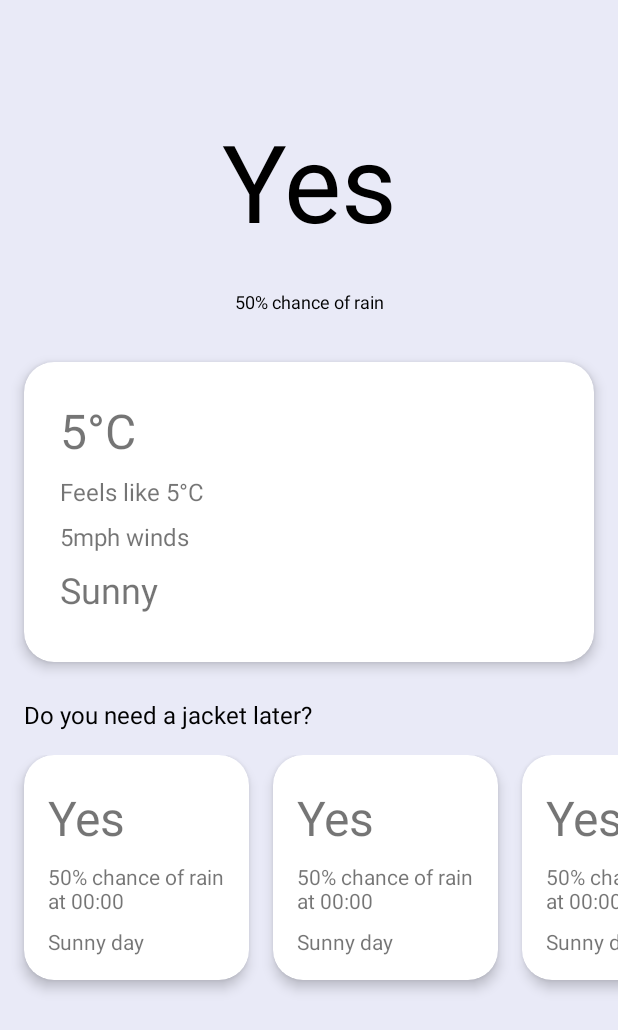
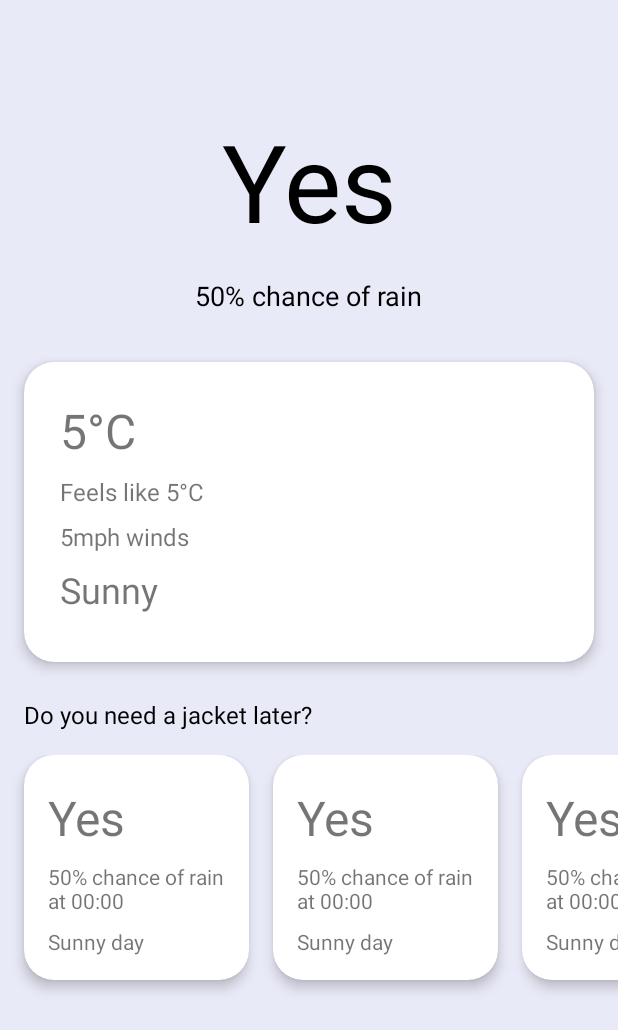
Before and after one commit to zrgr/WeatherApp, an Android app: the layout fragment_jacket.xml on its own in the app's theme, with its tools: preview values and no code run, on a phone screen of 412 x 824 dp. Shown: the top 1030 px of the screen. Run offline under Robolectric (Android 15) with nearby library versions, the phone set to English and light mode, and no system bars; plain views replace WeatherView.

Commit message:
Changed chance of rain text size

```diff
--- a/app/src/main/res/layout/fragment_jacket.xml
+++ b/app/src/main/res/layout/fragment_jacket.xml
@@ -38,9 +38,9 @@
             android:id="@+id/current_chance_rain"
             android:layout_width="wrap_content"
             android:layout_height="wrap_content"
-            android:layout_marginTop="24dp"
+            android:layout_marginTop="16dp"
             android:textColor="@android:color/black"
-            android:textSize="12dp"
+            android:textSize="18dp"
             android:clickable="true"
             app:layout_constraintEnd_toEndOf="parent"
             app:layout_constraintStart_toStartOf="parent"
```
Also changed, not shown: app/src/main/java/com/example/weather/MainActivity.kt (+10 -0 lines), app/src/main/res/layout/activity_main.xml (+13 -4 lines).
